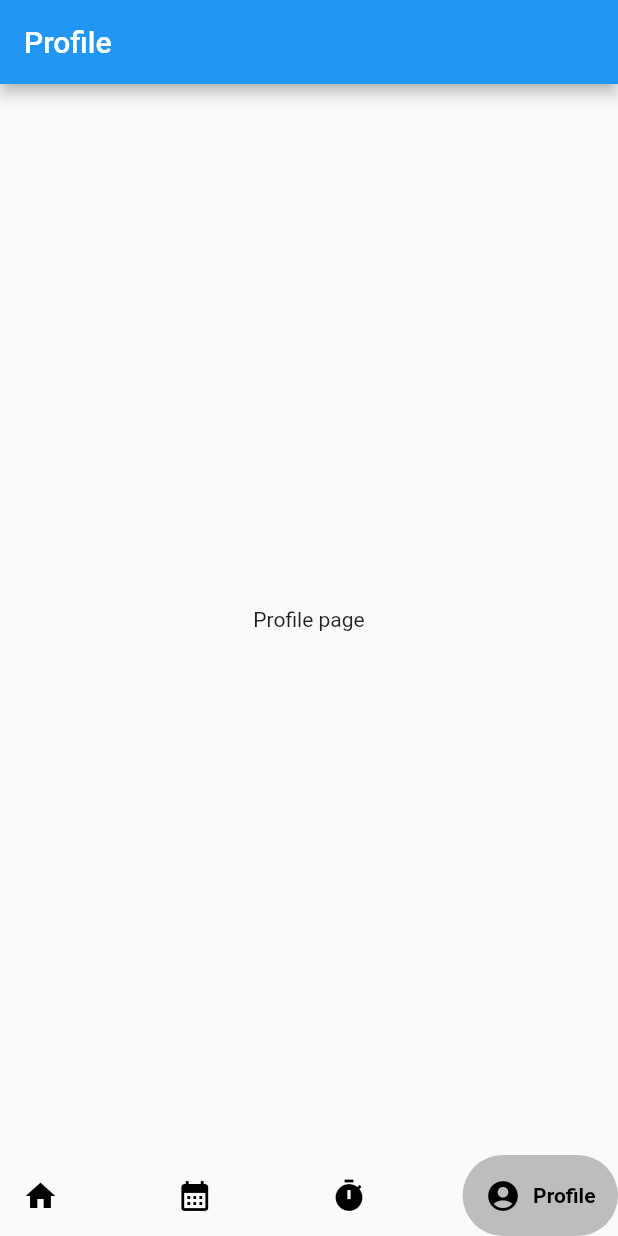
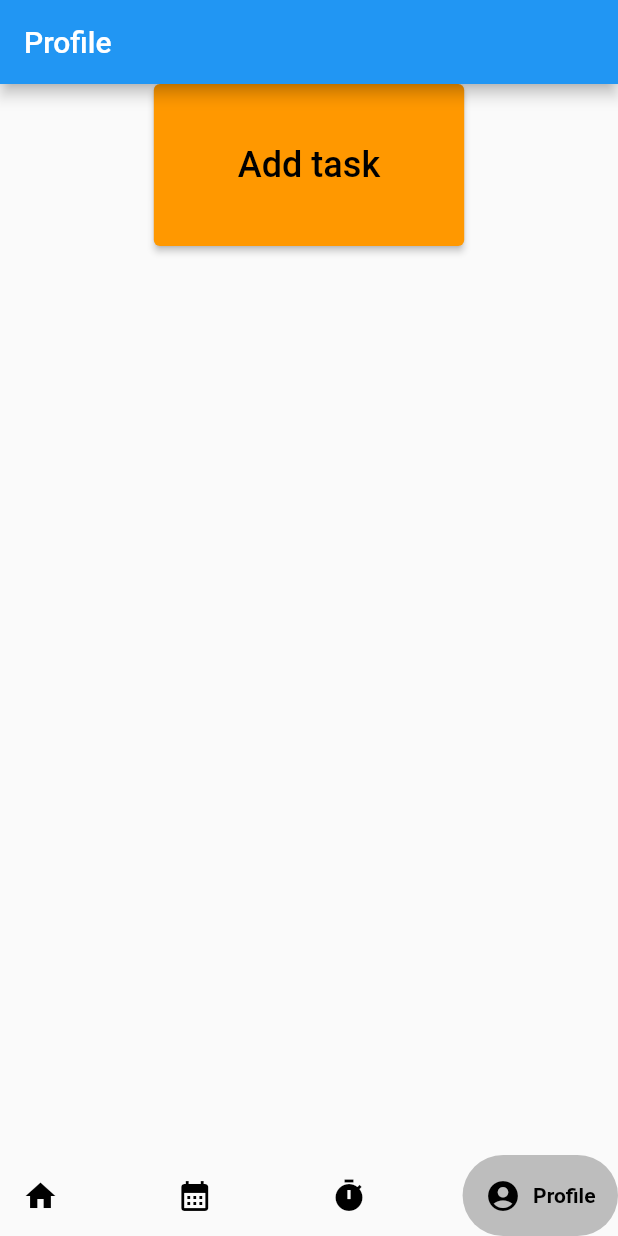
Before and after one commit to GitAndreaHub/Organizd2-flutter, a Flutter app: the screen it shows after launch, item 4 of the bottom bar chosen, on a phone screen of 412 x 824 dp. Run offline on Flutter 3.47's test engine with Material 2 defaults, Android fonts, the phone set to English and light mode, and no system bars; drawn by our look-alikes of google_nav_bar; our stand-ins replace fluttertoast; missing offline and left inert: dart:ffi, flutter_ringtone_player.

Commit message:
Creazione view aggiunta task.

```diff
--- a/lib/profile.dart
+++ b/lib/profile.dart
@@ -1,4 +1,5 @@
 import 'package:flutter/material.dart';
+import 'package:organizd_2/create_task.dart';
 
 class Profile extends StatefulWidget {
   const Profile({Key? key}) : super(key: key);
@@ -16,9 +17,39 @@ class _ProfileState extends State<Profile> {
         (
         title: const Text('Profile'),
       ),
-      body: const Center
-        (
-        child: Text("Profile page"),
+      body: Column(
+        mainAxisAlignment: MainAxisAlignment.start,
+
+        children: [
+
+          Row(
+            mainAxisAlignment: MainAxisAlignment.center,
+              children:[
+                ElevatedButton(
+                  onPressed: () {
+                    Navigator.push(
+                      context,
+                      MaterialPageRoute(builder: (context) => createTask()),
+                    );
+                  },
+                  style: ElevatedButton.styleFrom(
+                    primary: Colors.orange,
+                  ),
+                  child: Padding(
+                    padding: const EdgeInsets.all(40.0),
+                    child: Text(
+                      "Add task",
+                      style: TextStyle(
+                        color: Colors.black,
+                        fontSize: 24,
+                      ),
+                    ),
+                  ),
+                ),
+              ],
+          ),
+
+        ],
       ),
     );
   }
```
Also changed, not shown: lib/create_task.dart (added, +207 -0 lines).
